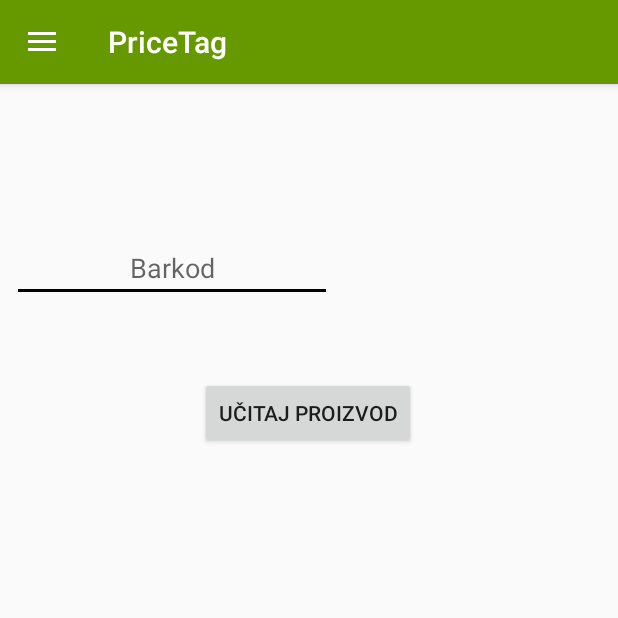
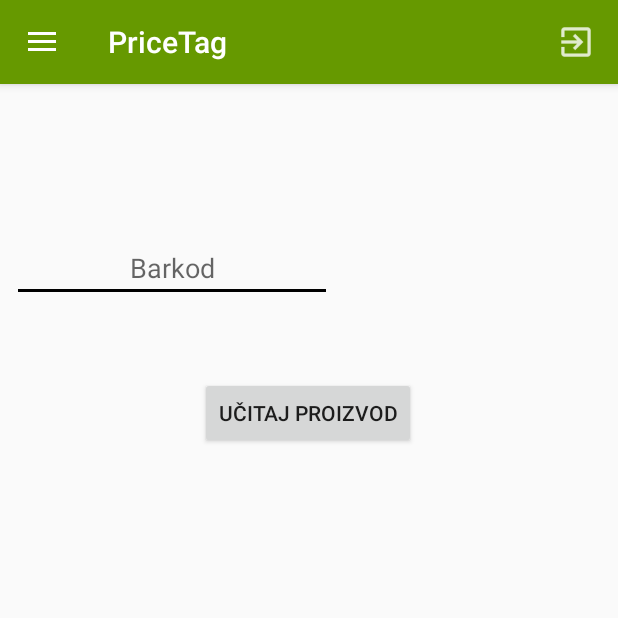
Before and after one commit to antunmod/PriceTag, an Android app: the HomeActivity screen opened directly, with no data from a screen before it, on a phone screen of 412 x 824 dp, the top half of it. Run offline under Robolectric (Android 15) with nearby library versions, the phone set to English and light mode, and no system bars; 1 statement that could not run was skipped.

Commit message:
Logout enabled with AlertDialog

```diff
--- a/Frontend/PriceTag/app/src/main/res/menu/home.xml
+++ b/Frontend/PriceTag/app/src/main/res/menu/home.xml
@@ -2,4 +2,12 @@
 <menu xmlns:android="http://schemas.android.com/apk/res/android"
     xmlns:app="http://schemas.android.com/apk/res-auto">
 
+    <item
+        android:id="@+id/menu_logout"
+        android:checkable="false"
+        android:enabled="true"
+        android:icon="@drawable/ic_logout"
+        android:title="Odjavi se"
+        android:visible="true"
+        app:showAsAction="always" />
 </menu>
```
Also changed, not shown: Frontend/PriceTag/app/src/main/java/antunmod/projects/pricetag/HomeActivity.java (+33 -12 lines), Frontend/PriceTag/app/src/main/java/antunmod/projects/pricetag/LoginActivity.java (+0 -26 lines), Frontend/PriceTag/app/src/main/res/drawable-hdpi/ic_logout.png (added), Frontend/PriceTag/app/src/main/res/drawable-mdpi/ic_logout.png (added), Frontend/PriceTag/app/src/main/res/drawable-xhdpi/ic_logout.png (added), Frontend/PriceTag/app/src/main/res/drawable-xxhdpi/ic_logout.png (added).
